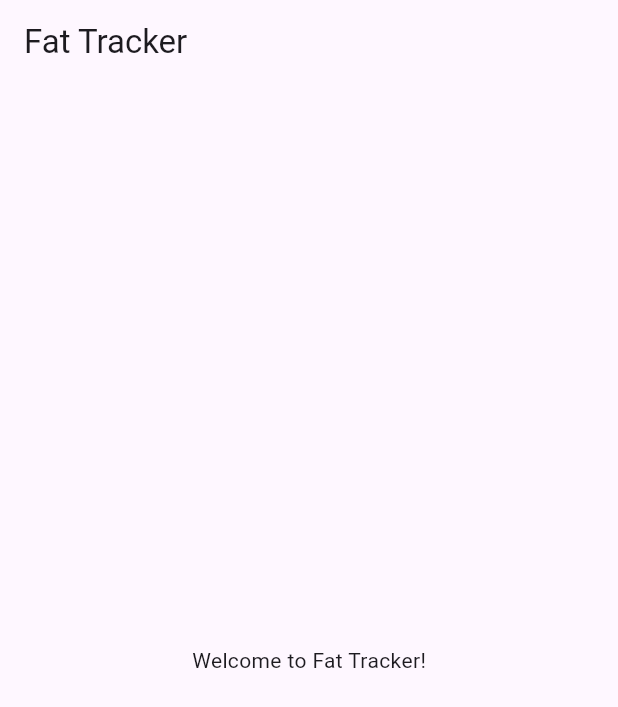
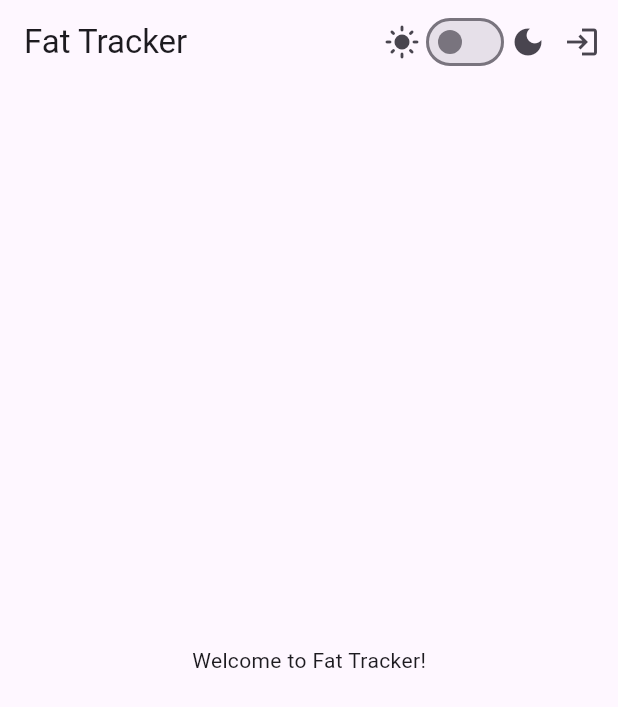
Before and after one commit to ACEhandle/fat-tracker, a Flutter app: the screen it shows after launch, on a phone screen of 412 x 824 dp. Shown: the top 707 px of the screen. Run offline on Flutter 3.47's test engine with Material 3 defaults, Android fonts, the phone set to English and light mode, and no system bars.

Commit message:
feat: Implement theme toggle functionality in FatTrackerApp

```diff
--- a/lib/main.dart
+++ b/lib/main.dart
@@ -4,31 +4,79 @@ void main() {
   runApp(const FatTrackerApp());
 }
 
-class FatTrackerApp extends StatelessWidget {
+class FatTrackerApp extends StatefulWidget {
   const FatTrackerApp({super.key});
+
+  @override
+  State<FatTrackerApp> createState() => _FatTrackerAppState();
+}
+
+class _FatTrackerAppState extends State<FatTrackerApp> {
+  ThemeMode _themeMode = ThemeMode.system;
+
+  void _toggleTheme(bool isDark) {
+    setState(() {
+      _themeMode = isDark ? ThemeMode.dark : ThemeMode.light;
+    });
+  }
 
   @override
   Widget build(BuildContext context) {
     return MaterialApp(
       title: 'Fat Tracker',
       theme: ThemeData(
+        brightness: Brightness.light,
         primarySwatch: Colors.blue,
         useMaterial3: true,
       ),
-      home: const HomePage(),
+      darkTheme: ThemeData(
+        brightness: Brightness.dark,
+        primarySwatch: Colors.blue,
+        useMaterial3: true,
+      ),
+      themeMode: _themeMode,
+      home: HomePage(
+        themeMode: _themeMode,
+        onThemeChanged: _toggleTheme,
+      ),
       debugShowCheckedModeBanner: false,
     );
   }
 }
 
 class HomePage extends StatelessWidget {
-  const HomePage({super.key});
+  final ThemeMode themeMode;
+  final ValueChanged<bool> onThemeChanged;
+
+  const HomePage({super.key, required this.themeMode, required this.onThemeChanged});
 
   @override
   Widget build(BuildContext context) {
     return Scaffold(
       appBar: AppBar(
         title: const Text('Fat Tracker'),
+        actions: [
+          Row(
+            children: [
+              const Icon(Icons.light_mode),
+              Switch(
+                value: themeMode == ThemeMode.dark,
+                onChanged: onThemeChanged,
+              ),
+              const Icon(Icons.dark_mode),
+              IconButton(
+                icon: const Icon(Icons.login),
+                tooltip: 'Sign In',
+                onPressed: () {
+                  showDialog(
+                    context: context,
+                    builder: (context) => const AuthDialog(),
+                  );
+                },
+              ),
+            ],
+          ),
+        ],
       ),
       body: const Center(
         child: Text('Welcome to Fat Tracker!'),
@@ -36,3 +84,21 @@ class HomePage extends StatelessWidget {
     );
   }
 }
+
+class AuthDialog extends StatelessWidget {
+  const AuthDialog({super.key});
+
+  @override
+  Widget build(BuildContext context) {
+    return AlertDialog(
+      title: const Text('Sign In'),
+      content: const Text('Credentials UI coming soon.'),
+      actions: [
+        TextButton(
+          onPressed: () => Navigator.of(context).pop(),
+          child: const Text('Close'),
+        ),
+      ],
+    );
+  }
+}
```
